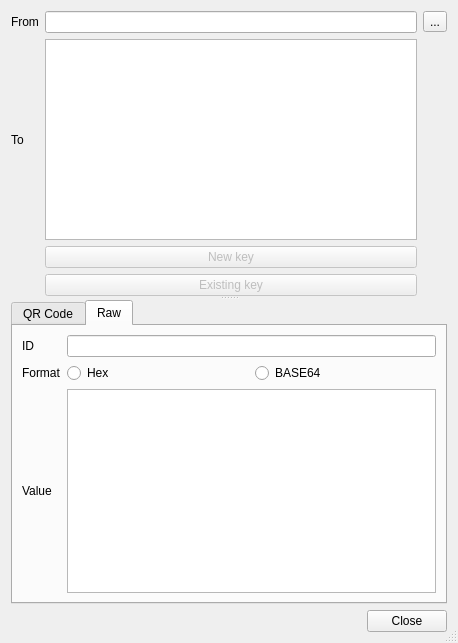
Open-QKD-Network/cqptoolkit, file src/UI/QKDStudio/KeyViewer.ui: the form before one commit.
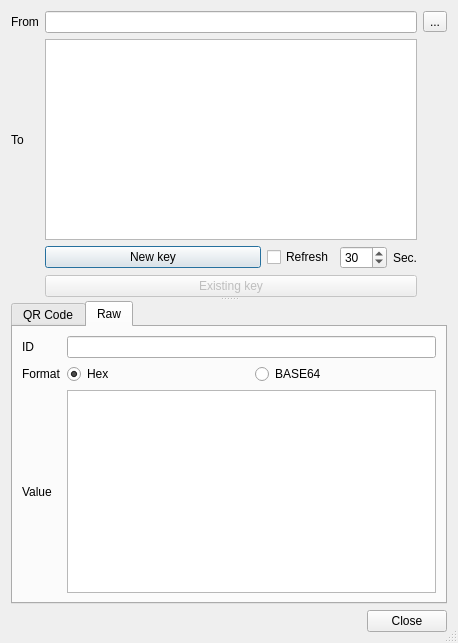
The form after the commit. The open tabs and pages were chosen to show the change. Icons and pictures are not drawn.

Commit message: key viewer docs and save improvements

```diff
--- a/src/UI/QKDStudio/KeyViewer.ui
+++ b/src/UI/QKDStudio/KeyViewer.ui
@@ -31,34 +31,6 @@
      </property>
      <widget class="QWidget" name="gridLayoutWidget">
       <layout class="QGridLayout" name="gridLayout">
-       <item row="0" column="1">
-        <widget class="QLineEdit" name="fromSite"/>
-       </item>
-       <item row="2" column="1">
-        <widget class="QPushButton" name="newKey">
-         <property name="enabled">
-          <bool>false</bool>
-         </property>
-         <property name="text">
-          <string>New key</string>
-         </property>
-         <property name="icon">
-          <iconset theme="filenew">
-           <normaloff>.</normaloff>.</iconset>
-         </property>
-        </widget>
-       </item>
-       <item row="0" column="2">
-        <widget class="QToolButton" name="refreshToList">
-         <property name="text">
-          <string>...</string>
-         </property>
-         <property name="icon">
-          <iconset theme="view-refresh">
-           <normaloff>.</normaloff>.</iconset>
-         </property>
-        </widget>
-       </item>
        <item row="1" column="0">
         <widget class="QLabel" name="toSiteLbl">
          <property name="text">
@@ -74,6 +46,69 @@
         </widget>
        </item>
        <item row="3" column="1">
+        <layout class="QHBoxLayout" name="horizontalLayout_3">
+         <item>
+          <widget class="QPushButton" name="newKey">
+           <property name="enabled">
+            <bool>true</bool>
+           </property>
+           <property name="sizePolicy">
+            <sizepolicy hsizetype="Expanding" vsizetype="Fixed">
+             <horstretch>0</horstretch>
+             <verstretch>0</verstretch>
+            </sizepolicy>
+           </property>
+           <property name="text">
+            <string>New key</string>
+           </property>
+           <property name="icon">
+            <iconset theme="filenew">
+             <normaloff>.</normaloff>.</iconset>
+           </property>
+           <property name="checkable">
+            <bool>false</bool>
+           </property>
+           <property name="checked">
+            <bool>false</bool>
+           </property>
+          </widget>
+         </item>
+         <item>
+          <widget class="QCheckBox" name="refreshEnable">
+           <property name="text">
+            <string>Refresh</string>
+           </property>
+          </widget>
+         </item>
+         <item>
+          <widget class="QSpinBox" name="refreshTime">
+           <property name="minimum">
+            <number>1</number>
+           </property>
+           <property name="maximum">
+            <number>999</number>
+           </property>
+           <property name="singleStep">
+            <number>10</number>
+           </property>
+           <property name="value">
+            <number>30</number>
+           </property>
+          </widget>
+         </item>
+         <item>
+          <widget class="QLabel" name="refreshLbl">
+           <property name="text">
+            <string>Sec.</string>
+           </property>
+          </widget>
+         </item>
+        </layout>
+       </item>
+       <item row="0" column="1">
+        <widget class="QLineEdit" name="fromSite"/>
+       </item>
+       <item row="5" column="1">
         <widget class="QPushButton" name="existingKey">
          <property name="enabled">
           <bool>false</bool>
@@ -87,6 +122,17 @@
          </property>
         </widget>
        </item>
+       <item row="0" column="2">
+        <widget class="QToolButton" name="refreshToList">
+         <property name="text">
+          <string>...</string>
+         </property>
+         <property name="icon">
+          <iconset theme="view-refresh">
+           <normaloff>.</normaloff>.</iconset>
+         </property>
+        </widget>
+       </item>
        <item row="1" column="1">
         <widget class="QListWidget" name="toSite"/>
        </item>
@@ -196,6 +242,9 @@
             <property name="text">
              <string>Hex</string>
             </property>
+            <property name="checked">
+             <bool>true</bool>
+            </property>
             <attribute name="buttonGroup">
              <string notr="true">formatGroup</string>
             </attribute>
```
The commit also changes 2 other files.
